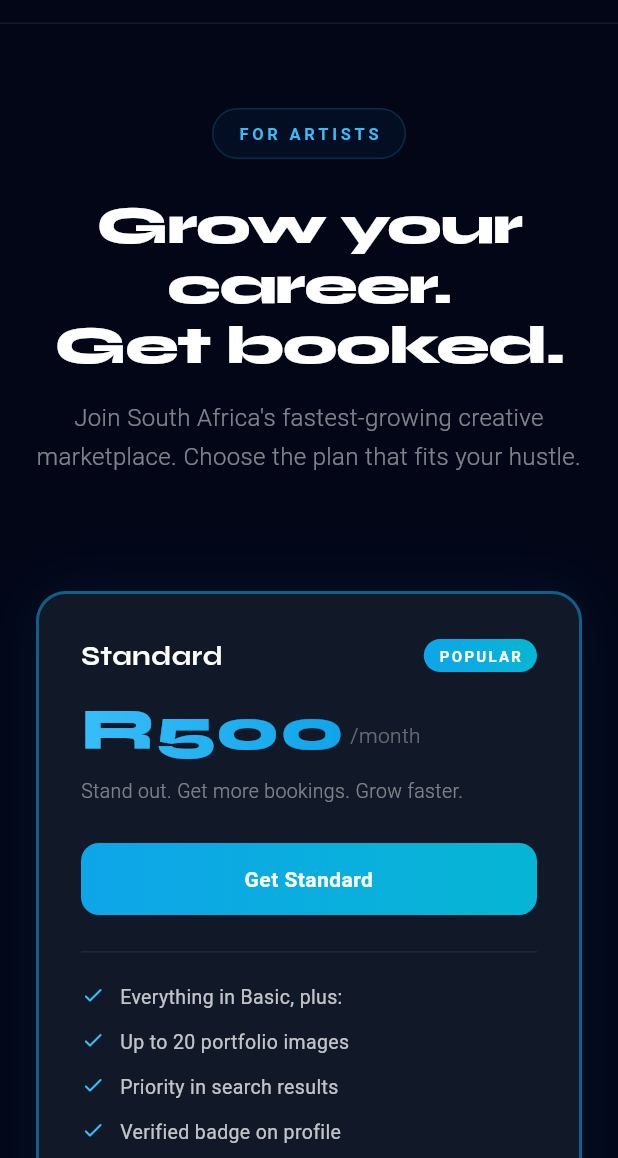
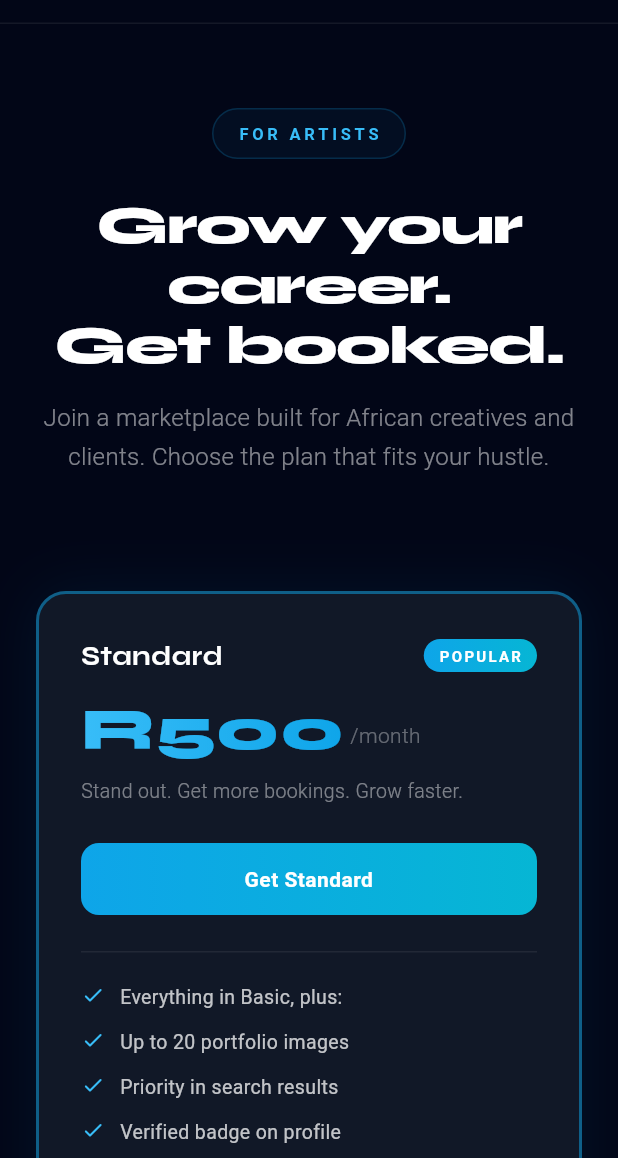
Before and after one commit to gearsh/thegearsh.com, a Flutter app: the ArtistPricingPage screen opened by its route, on a phone screen of 412 x 824 dp, the part 78-1236 px from its top. Run offline on Flutter 3.47's test engine with Material 3 defaults, Android fonts, the light colour scheme and no system bars; our stand-ins replace cached_network_image, firebase_auth, firebase_core, firebase_crashlytics, fl_chart, flutter_riverpod and 8 more; missing offline and left inert: fuzzywuzzy; accounts and stored records are empty; network calls fail; Roboto replaces fonts that are missing (DM Sans); project files that could hold a hidden picture were left out.

Commit message:
Position The Gearsh for creatives across Africa

```diff
--- a/lib/features/profile/artist_pricing_page.dart
+++ b/lib/features/profile/artist_pricing_page.dart
@@ -178,7 +178,7 @@ class _ArtistPricingPageState extends State<ArtistPricingPage>
         ConstrainedBox(
           constraints: const BoxConstraints(maxWidth: 520),
           child: Text(
-            'Join South Africa\'s fastest-growing creative marketplace. Choose the plan that fits your hustle.',
+            'Join a marketplace built for African creatives and clients. Choose the plan that fits your hustle.',
             textAlign: TextAlign.center,
             style: TextStyle(
               fontSize: 16, fontWeight: FontWeight.w300,
@@ -687,7 +687,7 @@ class _ArtistPricingPageState extends State<ArtistPricingPage>
             'We accept all major South African bank cards, EFT, and mobile payment methods through our secure payment partner.',
           ),
           _faqItem(
-            'Do I need to be in South Africa?',
+            'Can I join from elsewhere in Africa?',
             'We\'re launching in South Africa first but expanding globally. Artists from any country can sign up — you\'ll be featured as we roll out in your region.',
           ),
           _faqItem(
```
